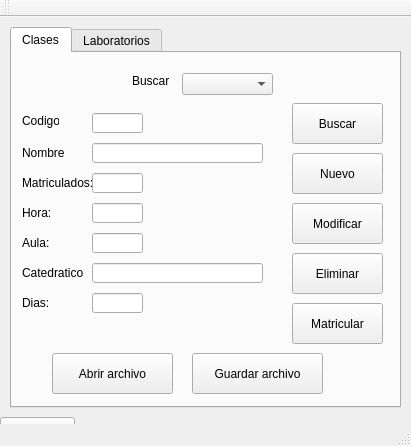
Qt form mainwindow.ui (ahernandez93/ProyectoPrograIII-3-) before a commit.
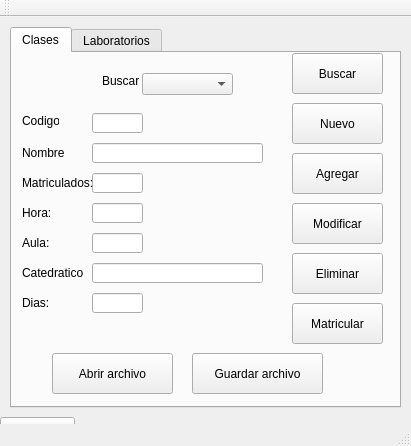
The same form after that commit. The open tabs and pages were chosen to show the change.

```diff
--- a/mainwindow.ui
+++ b/mainwindow.ui
@@ -247,7 +247,7 @@
       <property name="geometry">
        <rect>
         <x>280</x>
-        <y>50</y>
+        <y>0</y>
         <width>91</width>
         <height>41</height>
        </rect>
@@ -260,7 +260,7 @@
       <property name="geometry">
        <rect>
         <x>280</x>
-        <y>100</y>
+        <y>50</y>
         <width>91</width>
         <height>41</height>
        </rect>
@@ -298,7 +298,7 @@
      <widget class="QLabel" name="label_15">
       <property name="geometry">
        <rect>
-        <x>120</x>
+        <x>90</x>
         <y>20</y>
         <width>37</width>
         <height>16</height>
@@ -311,13 +311,26 @@
      <widget class="QComboBox" name="CboCodigo">
       <property name="geometry">
        <rect>
-        <x>170</x>
+        <x>130</x>
         <y>20</y>
         <width>91</width>
         <height>22</height>
        </rect>
       </property>
      </widget>
+     <widget class="QPushButton" name="BtnAgregar">
+      <property name="geometry">
+       <rect>
+        <x>280</x>
+        <y>100</y>
+        <width>91</width>
+        <height>41</height>
+       </rect>
+      </property>
+      <property name="text">
+       <string>Agregar</string>
+      </property>
+     </widget>
     </widget>
     <widget class="QWidget" name="tab_2">
      <attribute name="title">
```
Left out of the diff: 2 changed lines with no effect on the pictures.
